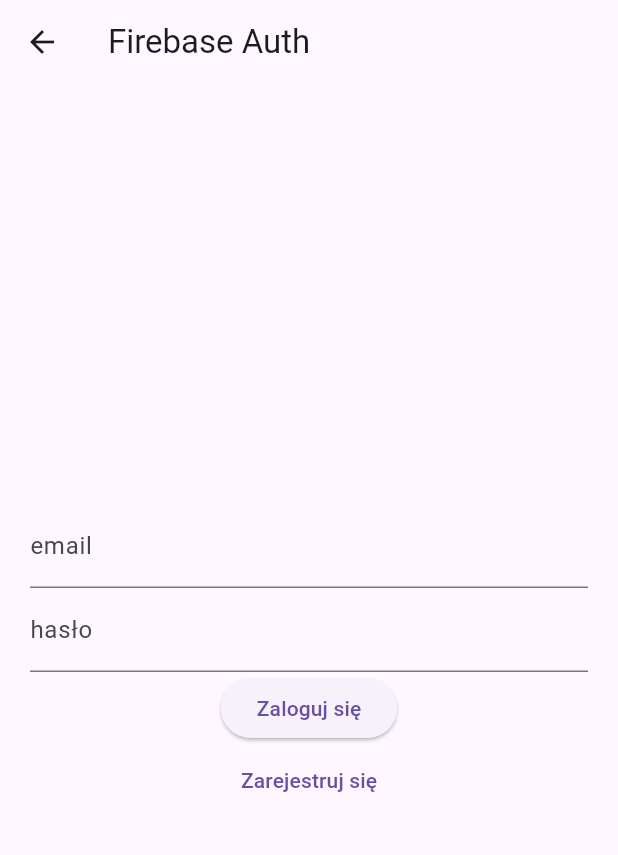
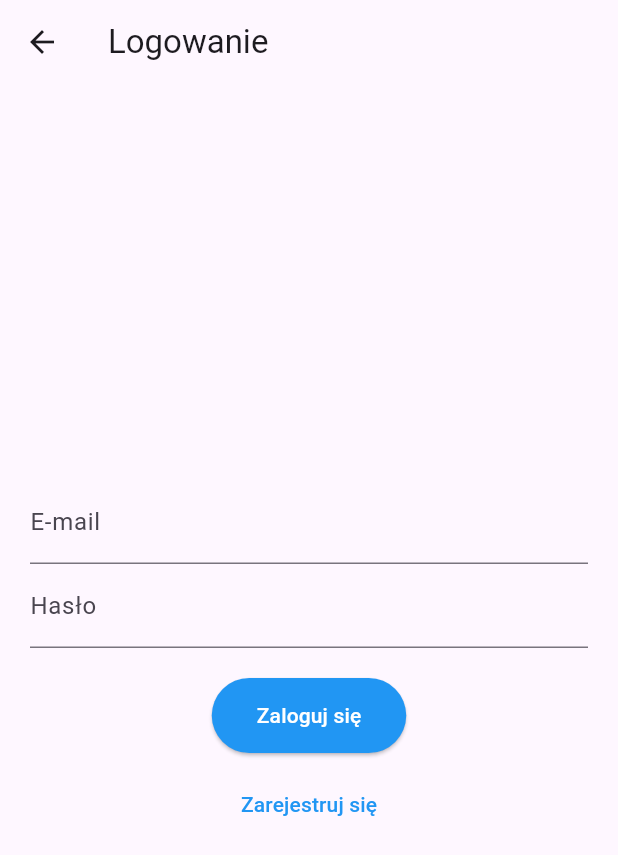
Before and after one commit to JakubKolodziej21/carrently, a Flutter app: the LoginPage screen opened directly, on a phone screen of 412 x 824 dp. Shown: the top 855 px of the screen. Run offline on Flutter 3.47's test engine with Material 3 defaults, Android fonts, the phone set to English and light mode, and no system bars; our stand-ins replace firebase_auth, firebase_core, google_fonts; accounts and stored records are empty.

Commit message:
LoginPageErrorsAndStyle

```diff
--- a/lib/pages/home_page.dart
+++ b/lib/pages/home_page.dart
@@ -12,7 +12,7 @@ class HomePage extends StatelessWidget {
   }
 
   Widget _title() {
-    return const Text('Firebase Auth');
+    return const Text('');
   }
 
   Widget _userUid() {
--- a/lib/pages/login_register_page.dart
+++ b/lib/pages/login_register_page.dart
@@ -1,9 +1,10 @@
 import 'package:carrently/auth.dart';
 import 'package:firebase_auth/firebase_auth.dart';
 import 'package:flutter/material.dart';
+import 'package:flutter/widgets.dart';
 
 class LoginPage extends StatefulWidget {
-  const LoginPage({super.key});
+  const LoginPage({Key? key}) : super(key: key);
 
   @override
   State<LoginPage> createState() => _LoginPageState();
@@ -24,7 +25,7 @@ class _LoginPageState extends State<LoginPage> {
       );
     } on FirebaseAuthException catch (e) {
       setState(() {
-        errorMessage = e.message;
+        errorMessage = getFirebaseErrorMessage(e.code);
       });
       _showErrorDialog();
     }
@@ -38,7 +39,7 @@ class _LoginPageState extends State<LoginPage> {
       );
     } on FirebaseAuthException catch (e) {
       setState(() {
-        errorMessage = e.message;
+        errorMessage = getFirebaseErrorMessage(e.code);
       });
       _showErrorDialog();
     }
@@ -71,8 +72,10 @@ class _LoginPageState extends State<LoginPage> {
   }
 
   Widget _title() {
-    return const Text('Firebase Auth');
+    return Text(isLogin ? 'Logowanie' : 'Rejestracja');
   }
+
+
 
   Widget _entryField(
     String title,
@@ -101,8 +104,14 @@ class _LoginPageState extends State<LoginPage> {
 
   Widget _submitButton() {
     return ElevatedButton(
-      onPressed:
-          isLogin ? signInWithEmailAndPassword : createUserWithEmailAndPassword,
+      onPressed: isLogin ? signInWithEmailAndPassword : createUserWithEmailAndPassword,
+      style: ElevatedButton.styleFrom(
+        foregroundColor: Colors.white, backgroundColor: Colors.blue, // Set the text color
+        padding: const EdgeInsets.symmetric(vertical: 15, horizontal: 30), // Set the button padding
+        shape: RoundedRectangleBorder(
+          borderRadius: BorderRadius.circular(30), // Set the button border radius
+        ),
+      ),
       child: Text(isLogin ? 'Zaloguj się' : 'Utwórz konto'),
     );
   }
@@ -114,6 +123,9 @@ class _LoginPageState extends State<LoginPage> {
           isLogin = !isLogin;
         });
       },
+      style: TextButton.styleFrom(
+        foregroundColor: Colors.blue, // Set the button text color
+      ),
       child: Text(isLogin ? 'Zarejestruj się' : 'Mam już konto'),
     );
   }
@@ -132,9 +144,11 @@ class _LoginPageState extends State<LoginPage> {
           crossAxisAlignment: CrossAxisAlignment.center,
           mainAxisAlignment: MainAxisAlignment.center,
           children: <Widget>[
-            _entryField('email', _controllerEmail),
-            _entryPasswordField('hasło', _controllerPassword),
+            _entryField('E-mail', _controllerEmail),
+            _entryPasswordField('Hasło', _controllerPassword),
+            const SizedBox(height: 20),
             _submitButton(),
+            const SizedBox(height: 10),
             _loginOrRegisterButton(),
           ],
         ),
@@ -142,3 +156,22 @@ class _LoginPageState extends State<LoginPage> {
     );
   }
 }
+
+String getFirebaseErrorMessage(String errorCode) {
+  switch (errorCode) {
+    case 'user-not-found':
+      return 'Nie znaleziono użytkownika dla podanego adresu e-mail';
+    case 'wrong-password':
+      return 'Nieprawidłowe hasło';
+    case 'email-already-in-use':
+      return 'Adres e-mail jest już używany';
+    case 'invalid-email':
+      return 'Nieprawidłowy format adresu e-mail';
+    case 'operation-not-allowed':
+      return 'Ta operacja nie jest dozwolona';
+    case 'weak-password':
+      return 'Hasło jest zbyt słabe';
+    default:
+      return 'Wystąpił nieznany błąd. Spróbuj ponownie później.';
+  }
+}
```
